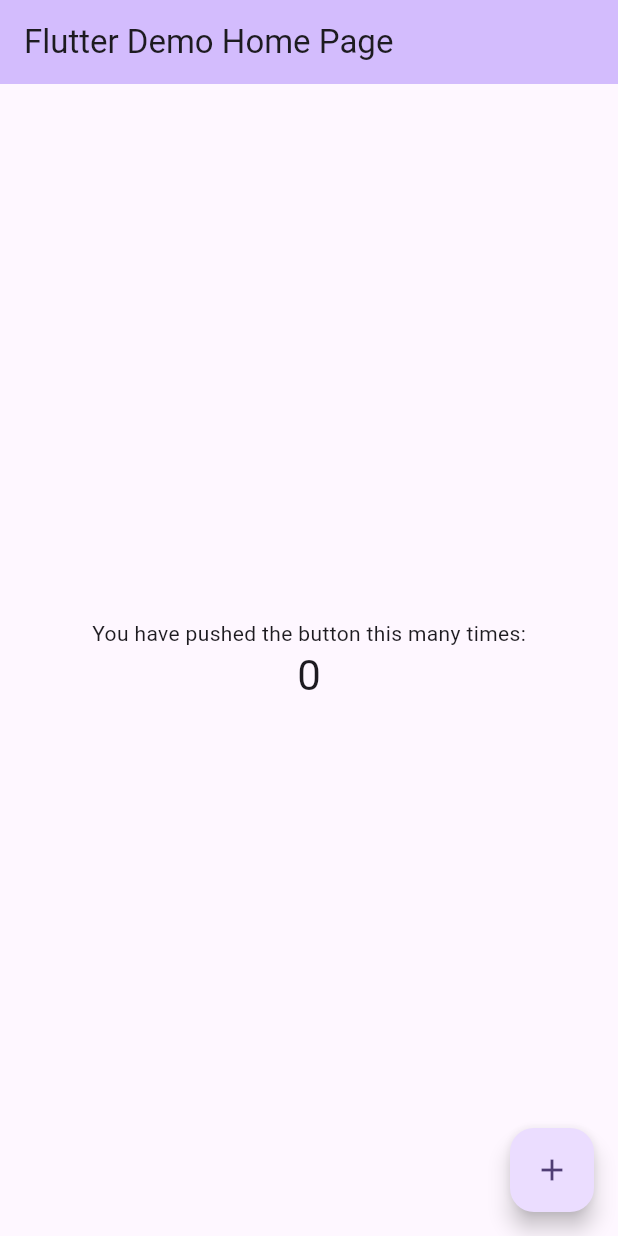
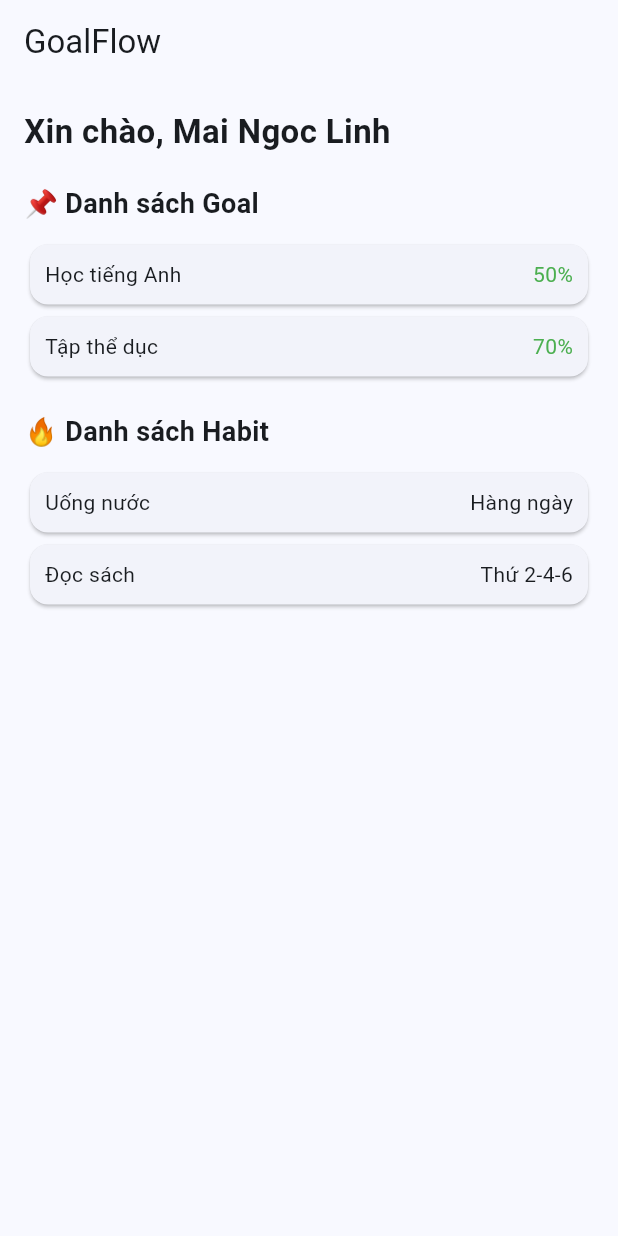
Before and after one commit to NmA3108/GoalFlow_Anh_Linh_N03_1_2026, a Flutter app: the screen it shows after launch, on a phone screen of 412 x 824 dp. Run offline on Flutter 3.47's test engine with Material 3 defaults, Android fonts, the phone set to English and light mode, and no system bars.

Commit message:
Add Habit model and CRUD

```diff
--- /dev/null
+++ b/myproject/lib/cau2_utils/generic.dart
@@ -0,0 +1,9 @@
+class DataPrinter<T> {
+  T obj;
+
+  DataPrinter(this.obj);
+
+  void printData() {
+    print(obj);
+  }
+}
--- /dev/null
+++ b/myproject/lib/cau3_models/habit.dart
@@ -0,0 +1,29 @@
+class Habit {
+  int id;
+  String tenHabit;
+  String tanSuat;
+  String thoiGianNhac;
+
+  Habit({
+    required this.id,
+    required this.tenHabit,
+    required this.tanSuat,
+    required this.thoiGianNhac,
+  });
+
+  // Hiển thị thông tin
+  void display() {
+    print("Habit: $tenHabit - Tần suất: $tanSuat - Nhắc: $thoiGianNhac");
+  }
+
+  // Update thông tin habit
+  void update({
+    String? tenHabit,
+    String? tanSuat,
+    String? thoiGianNhac,
+  }) {
+    if (tenHabit != null) this.tenHabit = tenHabit;
+    if (tanSuat != null) this.tanSuat = tanSuat;
+    if (thoiGianNhac != null) this.thoiGianNhac = thoiGianNhac;
+  }
+}
--- /dev/null
+++ b/myproject/lib/cau4_managers/list_habit.dart
@@ -0,0 +1,36 @@
+import '../cau3_models/habit.dart';
+
+class ListHabit {
+  List<Habit> habits = [];
+
+  // CREATE
+  void addHabit(Habit habit) {
+    habits.add(habit);
+  }
+
+  // READ
+  void getAllHabits() {
+    for (var h in habits) {
+      h.display();
+    }
+  }
+
+  // UPDATE
+  void updateHabit(int id,
+      {String? tenHabit, String? tanSuat, String? thoiGianNhac}) {
+    for (var h in habits) {
+      if (h.id == id) {
+        h.update(
+          tenHabit: tenHabit,
+          tanSuat: tanSuat,
+          thoiGianNhac: thoiGianNhac,
+        );
+      }
+    }
+  }
+
+  // DELETE (bonus cho xịn)
+  void deleteHabit(int id) {
+    habits.removeWhere((h) => h.id == id);
+  }
+}
--- a/myproject/lib/main.dart
+++ b/myproject/lib/main.dart
@@ -1,121 +1,142 @@
 import 'package:flutter/material.dart';
+
+
+import 'cau3_models/habit.dart';
+import 'cau4_managers/list_habit.dart';
 
 void main() {
   runApp(const MyApp());
 }
 
+// User
+var listUser = {'idUser': 1, 'tenUser': 'Mai Ngoc Linh'};
+
+// Goal
+var listGoal = [
+  {
+    'idGoal': 1,
+    'tenGoal': 'Học tiếng Anh',
+    'ngayBatDau': '15-04-2026',
+    'ngayKetThuc': '30-04-2026',
+    'tienDo': 0.5,
+  },
+  {
+    'idGoal': 2,
+    'tenGoal': 'Tập thể dục',
+    'ngayBatDau': '15-04-2026',
+    'ngayKetThuc': '20-04-2026',
+    'tienDo': 0.7,
+  },
+];
+
+
+var habitManager = ListHabit()
+  ..addHabit(Habit(
+    id: 1,
+    tenHabit: 'Uống nước',
+    tanSuat: 'Hàng ngày',
+    thoiGianNhac: '08:00',
+  ))
+  ..addHabit(Habit(
+    id: 2,
+    tenHabit: 'Đọc sách',
+    tanSuat: 'Thứ 2-4-6',
+    thoiGianNhac: '20:00',
+  ));
+
+
+
+
 class MyApp extends StatelessWidget {
   const MyApp({super.key});
 
-  // This widget is the root of your application.
   @override
   Widget build(BuildContext context) {
     return MaterialApp(
-      title: 'Flutter Demo',
+      debugShowCheckedModeBanner: false,
+      title: 'GoalFlow',
       theme: ThemeData(
-        // This is the theme of your application.
-        //
-        // TRY THIS: Try running your application with "flutter run". You'll see
-        // the application has a purple toolbar. Then, without quitting the app,
-        // try changing the seedColor in the colorScheme below to Colors.green
-        // and then invoke "hot reload" (save your changes or press the "hot
-        // reload" button in a Flutter-supported IDE, or press "r" if you used
-        // the command line to start the app).
-        //
-        // Notice that the counter didn't reset back to zero; the application
-        // state is not lost during the reload. To reset the state, use hot
-        // restart instead.
-        //
-        // This works for code too, not just values: Most code changes can be
-        // tested with just a hot reload.
-        colorScheme: .fromSeed(seedColor: Colors.deepPurple),
+        colorScheme: ColorScheme.fromSeed(seedColor: Colors.blue),
       ),
-      home: const MyHomePage(title: 'Flutter Demo Home Page'),
+      home: const HomePage(),
     );
   }
 }
 
-class MyHomePage extends StatefulWidget {
-  const MyHomePage({super.key, required this.title});
 
-  // This widget is the home page of your application. It is stateful, meaning
-  // that it has a State object (defined below) that contains fields that affect
-  // how it looks.
 
-  // This class is the configuration for the state. It holds the values (in this
-  // case the title) provided by the parent (in this case the App widget) and
-  // used by the build method of the State. Fields in a Widget subclass are
-  // always marked "final".
-
-  final String title;
-
-  @override
-  State<MyHomePage> createState() => _MyHomePageState();
-}
-
-class _MyHomePageState extends State<MyHomePage> {
-  int _counter = 0;
-
-  void _incrementCounter() {
-    setState(() {
-      // This call to setState tells the Flutter framework that something has
-      // changed in this State, which causes it to rerun the build method below
-      // so that the display can reflect the updated values. If we changed
-      // _counter without calling setState(), then the build method would not be
-      // called again, and so nothing would appear to happen.
-      _counter++;
-    });
-  }
+class HomePage extends StatelessWidget {
+  const HomePage({super.key});
 
   @override
   Widget build(BuildContext context) {
-    // This method is rerun every time setState is called, for instance as done
-    // by the _incrementCounter method above.
-    //
-    // The Flutter framework has been optimized to make rerunning build methods
-    // fast, so that you can just rebuild anything that needs updating rather
-    // than having to individually change instances of widgets.
     return Scaffold(
-      appBar: AppBar(
-        // TRY THIS: Try changing the color here to a specific color (to
-        // Colors.amber, perhaps?) and trigger a hot reload to see the AppBar
-        // change color while the other colors stay the same.
-        backgroundColor: Theme.of(context).colorScheme.inversePrimary,
-        // Here we take the value from the MyHomePage object that was created by
-        // the App.build method, and use it to set our appbar title.
-        title: Text(widget.title),
-      ),
-      body: Center(
-        // Center is a layout widget. It takes a single child and positions it
-        // in the middle of the parent.
+      appBar: AppBar(title: const Text("GoalFlow")),
+      body: SingleChildScrollView(
+        padding: const EdgeInsets.all(16),
         child: Column(
-          // Column is also a layout widget. It takes a list of children and
-          // arranges them vertically. By default, it sizes itself to fit its
-          // children horizontally, and tries to be as tall as its parent.
-          //
-          // Column has various properties to control how it sizes itself and
-          // how it positions its children. Here we use mainAxisAlignment to
-          // center the children vertically; the main axis here is the vertical
-          // axis because Columns are vertical (the cross axis would be
-          // horizontal).
-          //
-          // TRY THIS: Invoke "debug painting" (choose the "Toggle Debug Paint"
-          // action in the IDE, or press "p" in the console), to see the
-          // wireframe for each widget.
-          mainAxisAlignment: .center,
+          crossAxisAlignment: CrossAxisAlignment.start,
           children: [
-            const Text('You have pushed the button this many times:'),
+
             Text(
-              '$_counter',
-              style: Theme.of(context).textTheme.headlineMedium,
+              "Xin chào, ${listUser['tenUser']}",
+              style: const TextStyle(fontSize: 22, fontWeight: FontWeight.bold),
             ),
+
+            const SizedBox(height: 20),
+
+
+            const Text(
+              "📌 Danh sách Goal",
+              style: TextStyle(fontSize: 18, fontWeight: FontWeight.bold),
+            ),
+
+            const SizedBox(height: 10),
+
+            ...listGoal.map((goal) {
+              return Card(
+                child: Padding(
+                  padding: const EdgeInsets.all(10),
+                  child: Row(
+                    mainAxisAlignment: MainAxisAlignment.spaceBetween,
+                    children: [
+                      Text(goal['tenGoal'].toString()),
+                      Text(
+                        "${((goal['tienDo'] as double) * 100).toInt()}%",
+                        style: const TextStyle(color: Colors.green),
+                      ),
+                    ],
+                  ),
+                ),
+              );
+            }).toList(),
+
+            const SizedBox(height: 20),
+
+            // HABITS
+            const Text(
+              "🔥 Danh sách Habit",
+              style: TextStyle(fontSize: 18, fontWeight: FontWeight.bold),
+            ),
+
+            const SizedBox(height: 10),
+
+            ...habitManager.habits.map((habit) {
+              return Card(
+                child: Padding(
+                  padding: const EdgeInsets.all(10),
+                  child: Row(
+                    mainAxisAlignment: MainAxisAlignment.spaceBetween,
+                    children: [
+                      Text(habit.tenHabit),
+                      Text(habit.tanSuat),
+                    ],
+                  ),
+                ),
+              );
+            }).toList(),
           ],
         ),
-      ),
-      floatingActionButton: FloatingActionButton(
-        onPressed: _incrementCounter,
-        tooltip: 'Increment',
-        child: const Icon(Icons.add),
       ),
     );
   }
```
